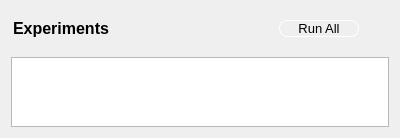
Qt form src/gui/forms/projectwidget.ui (evoplex/evoplex) before a commit.
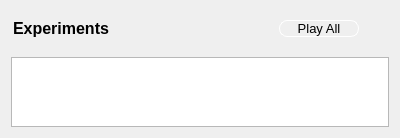
The same form after that commit. Custom widgets are drawn as their Qt base class.

Commit message: cosmetic fix - renaming 'run'->'play'

Patch:
```diff
--- a/src/gui/forms/projectwidget.ui
+++ b/src/gui/forms/projectwidget.ui
@@ -75,7 +75,7 @@
 }</string>
        </property>
        <property name="text">
-        <string>Run All</string>
+        <string>Play All</string>
        </property>
       </widget>
      </item>
```
Left out of the diff: 2 changed lines with no effect on the pictures. The commit also changes 6 other files.
